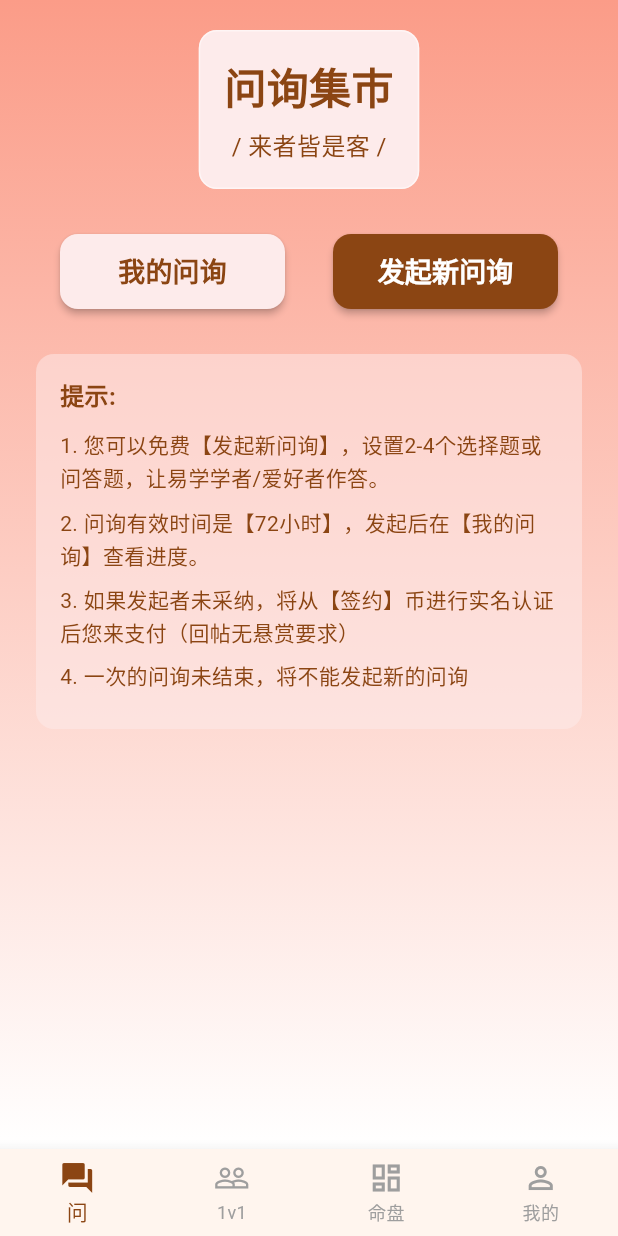
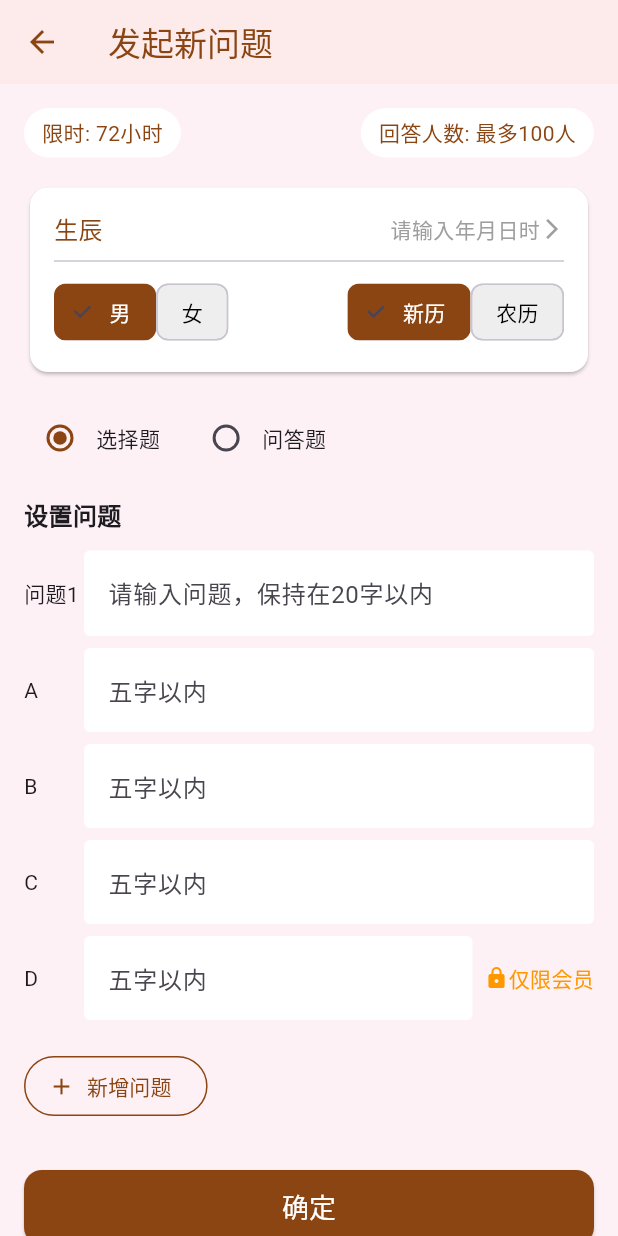
Before and after one commit to wstszx/zhouyi_flutter, a Flutter app: the screen it shows after launch, after a tap on "发起新问询", on a phone screen of 412 x 824 dp. Run offline on Flutter 3.47's test engine with Material 3 defaults, Android fonts, the phone set to English and light mode, and no system bars; our stand-ins replace flutter_svg; Roboto replaces fonts that are missing (PingFang SC).

Commit message:
feat: 添加新问题屏幕并实现导航功能

```diff
--- /dev/null
+++ b/lib/screens/new_question_screen.dart
@@ -0,0 +1,230 @@
+import 'package:flutter/material.dart';
+
+class NewQuestionScreen extends StatefulWidget {
+  const NewQuestionScreen({super.key});
+
+  @override
+  _NewQuestionScreenState createState() => _NewQuestionScreenState();
+}
+
+class _NewQuestionScreenState extends State<NewQuestionScreen> {
+  String _questionType = '选择题';
+
+  @override
+  Widget build(BuildContext context) {
+    return Scaffold(
+      appBar: AppBar(
+        title: const Text('发起新问题', style: TextStyle(color: Color(0xFF8B4513))),
+        backgroundColor: const Color(0xFFFDEBEB),
+        elevation: 0,
+        iconTheme: const IconThemeData(color: Color(0xFF8B4513)),
+      ),
+      body: Container(
+        color: const Color(0xFFFDEBEB).withOpacity(0.5),
+        child: ListView(
+          padding: const EdgeInsets.all(16.0),
+          children: [
+            _buildTopBar(),
+            const SizedBox(height: 16),
+            _buildBirthInfo(),
+            const SizedBox(height: 16),
+            _buildQuestionTypeSelector(),
+            const SizedBox(height: 16),
+            if (_questionType == '选择题') _buildMultipleChoiceSection(),
+            if (_questionType == '问答题') _buildOpenQuestionSection(),
+            const SizedBox(height: 32),
+            _buildConfirmButton(),
+          ],
+        ),
+      ),
+    );
+  }
+
+  Widget _buildTopBar() {
+    return Row(
+      mainAxisAlignment: MainAxisAlignment.spaceBetween,
+      children: [
+        _buildInfoChip('限时: 72小时'),
+        _buildInfoChip('回答人数: 最多100人'),
+      ],
+    );
+  }
+
+  Widget _buildInfoChip(String text) {
+    return Container(
+      padding: const EdgeInsets.symmetric(horizontal: 12, vertical: 6),
+      decoration: BoxDecoration(
+        color: Colors.white,
+        borderRadius: BorderRadius.circular(20),
+      ),
+      child: Text(text, style: const TextStyle(color: Color(0xFF8B4513))),
+    );
+  }
+
+  Widget _buildBirthInfo() {
+    return Card(
+      color: Colors.white,
+      shape: RoundedRectangleBorder(borderRadius: BorderRadius.circular(12)),
+      child: Padding(
+        padding: const EdgeInsets.all(16.0),
+        child: Column(
+          children: [
+            Row(
+              children: [
+                const Text('生辰', style: TextStyle(fontSize: 16, color: Color(0xFF8B4513))),
+                const Spacer(),
+                const Text('请输入年月日时', style: TextStyle(color: Colors.grey)),
+                const Icon(Icons.arrow_forward_ios, size: 16, color: Colors.grey),
+              ],
+            ),
+            const Divider(height: 20),
+            Row(
+              mainAxisAlignment: MainAxisAlignment.spaceAround,
+              children: [
+                _buildGenderToggle('男'),
+                _buildGenderToggle('女'),
+                const Spacer(),
+                _buildCalendarTypeToggle('新历'),
+                _buildCalendarTypeToggle('农历'),
+              ],
+            )
+          ],
+        ),
+      ),
+    );
+  }
+
+  Widget _buildGenderToggle(String gender) {
+    // Simplified toggle
+    return ChoiceChip(
+      label: Text(gender),
+      selected: gender == '男',
+      onSelected: (selected) {},
+      backgroundColor: Colors.grey.shade200,
+      selectedColor: const Color(0xFF8B4513),
+      labelStyle: TextStyle(color: gender == '男' ? Colors.white : Colors.black),
+    );
+  }
+
+  Widget _buildCalendarTypeToggle(String type) {
+    // Simplified toggle
+    return ChoiceChip(
+      label: Text(type),
+      selected: type == '新历',
+      onSelected: (selected) {},
+      backgroundColor: Colors.grey.shade200,
+      selectedColor: const Color(0xFF8B4513),
+      labelStyle: TextStyle(color: type == '新历' ? Colors.white : Colors.black),
+    );
+  }
+
+  Widget _buildQuestionTypeSelector() {
+    return Row(
+      children: [
+        Radio<String>(
+          value: '选择题',
+          groupValue: _questionType,
+          onChanged: (value) {
+            setState(() {
+              _questionType = value!;
+            });
+          },
+          activeColor: const Color(0xFF8B4513),
+        ),
+        const Text('选择题'),
+        const SizedBox(width: 20),
+        Radio<String>(
+          value: '问答题',
+          groupValue: _questionType,
+          onChanged: (value) {
+            setState(() {
+              _questionType = value!;
+            });
+          },
+          activeColor: const Color(0xFF8B4513),
+        ),
+        const Text('问答题'),
+      ],
+    );
+  }
+
+  Widget _buildMultipleChoiceSection() {
+    return Column(
+      crossAxisAlignment: CrossAxisAlignment.start,
+      children: [
+        const Text('设置问题', style: TextStyle(fontSize: 16, fontWeight: FontWeight.bold)),
+        const SizedBox(height: 8),
+        _buildTextField('问题1', '请输入问题，保持在20字以内'),
+        _buildTextField('A', '五字以内'),
+        _buildTextField('B', '五字以内'),
+        _buildTextField('C', '五字以内'),
+        _buildTextField('D', '五字以内', isVip: true),
+        const SizedBox(height: 16),
+        OutlinedButton.icon(
+          onPressed: () {},
+          icon: const Icon(Icons.add),
+          label: const Text('新增问题'),
+          style: OutlinedButton.styleFrom(
+            foregroundColor: const Color(0xFF8B4513),
+            side: const BorderSide(color: Color(0xFF8B4513)),
+          ),
+        )
+      ],
+    );
+  }
+
+  Widget _buildOpenQuestionSection() {
+    return Column(
+      crossAxisAlignment: CrossAxisAlignment.start,
+      children: [
+        const Text('设置问题', style: TextStyle(fontSize: 16, fontWeight: FontWeight.bold)),
+        const SizedBox(height: 8),
+        _buildTextField('问题', '请输入问题，保持在20字以内'),
+      ],
+    );
+  }
+
+  Widget _buildTextField(String label, String hint, {bool isVip = false}) {
+    return Padding(
+      padding: const EdgeInsets.symmetric(vertical: 4.0),
+      child: Row(
+        children: [
+          SizedBox(width: 40, child: Text(label)),
+          Expanded(
+            child: TextField(
+              decoration: InputDecoration(
+                hintText: hint,
+                filled: true,
+                fillColor: Colors.white,
+                border: const OutlineInputBorder(borderSide: BorderSide.none),
+              ),
+            ),
+          ),
+          if (isVip)
+            Padding(
+              padding: const EdgeInsets.only(left: 8.0),
+              child: Row(
+                children: [
+                  Icon(Icons.lock, size: 16, color: Colors.orange),
+                  Text('仅限会员', style: TextStyle(color: Colors.orange)),
+                ],
+              ),
+            ),
+        ],
+      ),
+    );
+  }
+
+  Widget _buildConfirmButton() {
+    return ElevatedButton(
+      onPressed: () {},
+      style: ElevatedButton.styleFrom(
+        backgroundColor: const Color(0xFF8B4513),
+        foregroundColor: Colors.white,
+        minimumSize: const Size(double.infinity, 50),
+        shape: RoundedRectangleBorder(borderRadius: BorderRadius.circular(12)),
+      ),
+      child: const Text('确定', style: TextStyle(fontSize: 18)),
+    );
+  }
+}
--- a/lib/screens/qa_marketplace_screen.dart
+++ b/lib/screens/qa_marketplace_screen.dart
@@ -1,6 +1,7 @@
 import 'package:flutter/material.dart';
 import 'package:flutter_svg/flutter_svg.dart';
 import 'package:zhouyi/screens/my_questions_screen.dart';
+import 'package:zhouyi/screens/new_question_screen.dart';
 
 class QaMarketplaceScreen extends StatelessWidget {
   const QaMarketplaceScreen({super.key});
@@ -62,7 +63,10 @@ class QaMarketplaceScreen extends StatelessWidget {
           );
         }),
         _buildActionButton(context, '发起新问询', () {
-          // Navigate to new question screen
+          Navigator.push(
+            context,
+            MaterialPageRoute(builder: (context) => const NewQuestionScreen()),
+          );
         }, isPrimary: true),
       ],
     );
```
